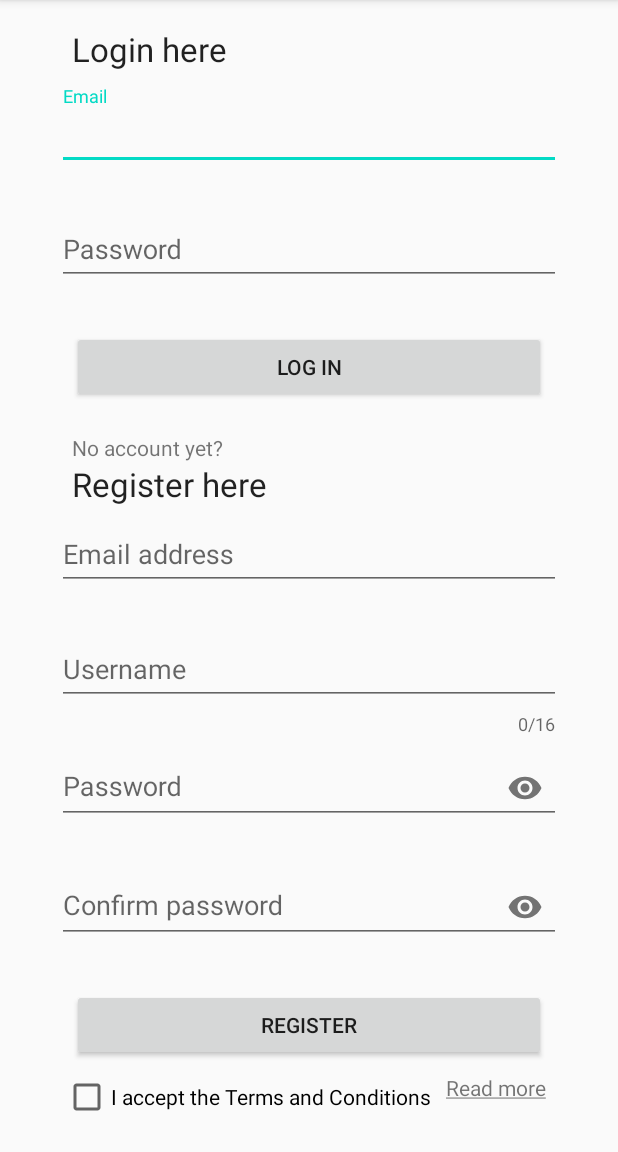
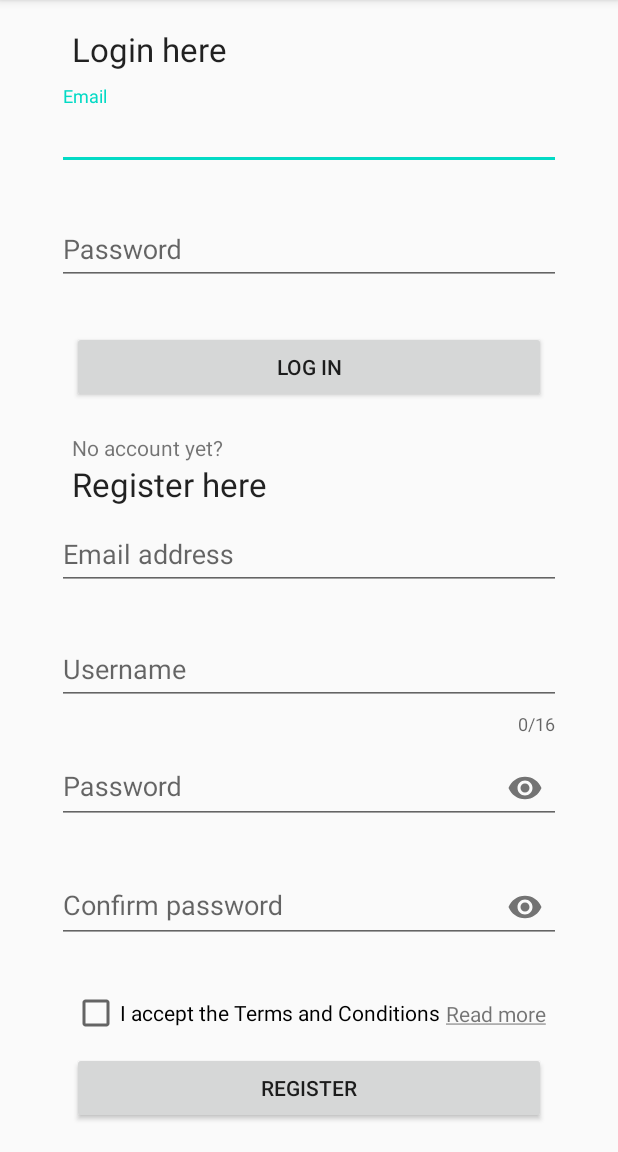
Before and after one commit to GhyselsDymas/Jetminister, an Android app: the LoginRegisterActivity screen opened directly, with no data from a screen before it, on a phone screen of 412 x 824 dp, the part 84-1236 px from its top. Run offline under Robolectric (Android 15) with nearby library versions, the light colour scheme and no system bars; our stand-ins replace Firebase (no records; nobody signed in at launch, a user with empty details on screens opened directly); 1 statement that could not run was skipped.

Commit message:
Added callback to override the Back button in LoginRegisterActivity

```diff
--- a/app/build.gradle
+++ b/app/build.gradle
@@ -30,14 +30,14 @@ dependencies {
     implementation 'androidx.appcompat:appcompat:1.2.0'
     implementation 'androidx.constraintlayout:constraintlayout:2.0.1'
     implementation 'androidx.legacy:legacy-support-v4:1.0.0'
-    implementation 'com.google.android.material:material:1.2.0'
+    implementation 'com.google.android.material:material:1.2.1'
 
     implementation 'androidx.cardview:cardview:1.0.0'
     implementation 'androidx.recyclerview:recyclerview:1.1.0'
     implementation 'androidx.preference:preference:1.1.1'
     implementation 'com.google.firebase:firebase-database:19.4.0'
     implementation 'com.google.firebase:firebase-storage:19.2.0'
-    implementation 'com.google.firebase:firebase-auth:19.3.2'
+    implementation 'com.google.firebase:firebase-auth:19.4.0'
     implementation 'androidx.navigation:navigation-fragment:2.3.0'
     implementation 'androidx.navigation:navigation-ui:2.3.0'
     testImplementation 'junit:junit:4.12'
--- a/app/src/main/java/pack/jetminister/ui/activities/LoginRegisterActivity.java
+++ b/app/src/main/java/pack/jetminister/ui/activities/LoginRegisterActivity.java
@@ -1,5 +1,6 @@
 package pack.jetminister.ui.activities;
 
+import androidx.activity.OnBackPressedCallback;
 import androidx.annotation.NonNull;
 import androidx.appcompat.app.AppCompatActivity;
 
@@ -68,10 +69,17 @@ public class LoginRegisterActivity extends AppCompatActivity {
         }
     };
 
+    OnBackPressedCallback callBack = new OnBackPressedCallback(true) {
+        @Override
+        public void handleOnBackPressed() {
+            proceedToMain();
+        }
+    };
+
     @Override
     protected void onCreate(Bundle savedInstanceState) {
         super.onCreate(savedInstanceState);
-        setContentView(R.layout.activity_login_or_register);
+        setContentView(R.layout.activity_login_register);
 
         emailLoginTIL = findViewById(R.id.til_login_email);
         passwordLoginTIL = findViewById(R.id.til_login_password);
@@ -93,6 +101,7 @@ public class LoginRegisterActivity extends AppCompatActivity {
     @Override
     protected void onStart() {
         super.onStart();
+        getOnBackPressedDispatcher().addCallback(this, callBack);
         //check if user is already logged in
         if (mAuth.getCurrentUser() != null) {
             //make sure user does not return to this activity when hitting 'back'
--- a/app/src/main/res/layout/activity_login_or_register.xml
+++ b/app/src/main/res/layout/activity_login_register.xml
@@ -190,10 +190,10 @@
                 android:layout_marginLeft="30dp"
                 android:layout_marginRight="30dp"
                 app:errorEnabled="true"
-                app:passwordToggleEnabled="true"
                 app:layout_constraintEnd_toEndOf="parent"
                 app:layout_constraintStart_toStartOf="parent"
-                app:layout_constraintTop_toBottomOf="@+id/til_register_password">
+                app:layout_constraintTop_toBottomOf="@+id/til_register_password"
+                app:passwordToggleEnabled="true">
 
                 <com.google.android.material.textfield.TextInputEditText
                     android:id="@+id/edittext_register_password_confirm"
@@ -203,45 +203,45 @@
                     android:inputType="textPassword" />
             </com.google.android.material.textfield.TextInputLayout>
 
+            <CheckBox
+                android:id="@+id/action_checkbox_terms_conditions"
+                android:layout_width="0dp"
+                android:layout_height="wrap_content"
+                android:layout_marginStart="40dp"
+                android:layout_marginLeft="40dp"
+                android:layout_marginTop="10dp"
+                android:layout_marginBottom="10dp"
+                android:text="@string/cb_terms_conditions"
+                app:layout_constraintBottom_toTopOf="@+id/btn_register"
+                app:layout_constraintStart_toStartOf="parent"
+                app:layout_constraintTop_toBottomOf="@+id/til_register_password_confirm" />
+
+            <TextView
+                android:id="@+id/tv_register_terms_cond"
+                android:layout_width="wrap_content"
+                android:layout_height="wrap_content"
+                android:layout_marginEnd="40dp"
+                android:layout_marginRight="40dp"
+                android:clickable="true"
+                android:focusable="true"
+                android:text="@string/tv_read_more"
+                app:layout_constraintBottom_toTopOf="@+id/btn_register"
+                app:layout_constraintEnd_toEndOf="parent"
+                app:layout_constraintTop_toBottomOf="@+id/til_register_password_confirm" />
+
             <Button
                 android:id="@+id/btn_register"
                 android:layout_width="0dp"
                 android:layout_height="wrap_content"
                 android:layout_marginStart="40dp"
                 android:layout_marginLeft="40dp"
-                android:layout_marginTop="10dp"
                 android:layout_marginEnd="40dp"
                 android:layout_marginRight="40dp"
+                android:layout_marginBottom="10dp"
                 android:text="@string/btn_register"
+                app:layout_constraintBottom_toBottomOf="parent"
                 app:layout_constraintEnd_toEndOf="parent"
-                app:layout_constraintStart_toStartOf="parent"
-                app:layout_constraintTop_toBottomOf="@+id/til_register_password_confirm" />
-
-            <CheckBox
-                android:id="@+id/action_checkbox_terms_conditions"
-                android:layout_width="0dp"
-                android:layout_height="wrap_content"
-                android:layout_marginTop="8dp"
-                android:layout_marginEnd="10dp"
-                android:layout_marginRight="10dp"
-                android:layout_marginBottom="8dp"
-                android:text="@string/cb_terms_conditions"
-                app:layout_constraintBottom_toBottomOf="parent"
-                app:layout_constraintEnd_toStartOf="@+id/tv_register_terms_cond"
-                app:layout_constraintTop_toBottomOf="@id/btn_register" />
-
-            <TextView
-                android:id="@+id/tv_register_terms_cond"
-                android:layout_width="wrap_content"
-                android:layout_height="wrap_content"
-                android:layout_marginTop="8dp"
-                android:layout_marginEnd="40dp"
-                android:layout_marginRight="40dp"
-                android:clickable="true"
-                android:text="@string/tv_read_more"
-                app:layout_constraintEnd_toEndOf="parent"
-                app:layout_constraintTop_toBottomOf="@+id/btn_register"
-                android:focusable="true" />
+                app:layout_constraintStart_toStartOf="parent" />
 
         </androidx.constraintlayout.widget.ConstraintLayout>
     </ScrollView>
```
Also changed, not shown: app/src/main/AndroidManifest.xml (+3 -5 lines), app/src/main/java/pack/jetminister/ui/activities/ProfileImageActivity.java (+6 -2 lines).
